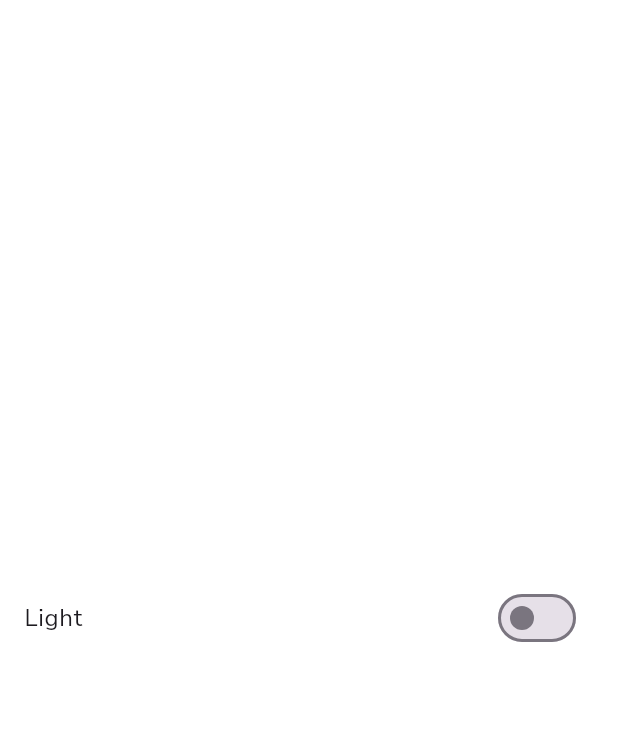
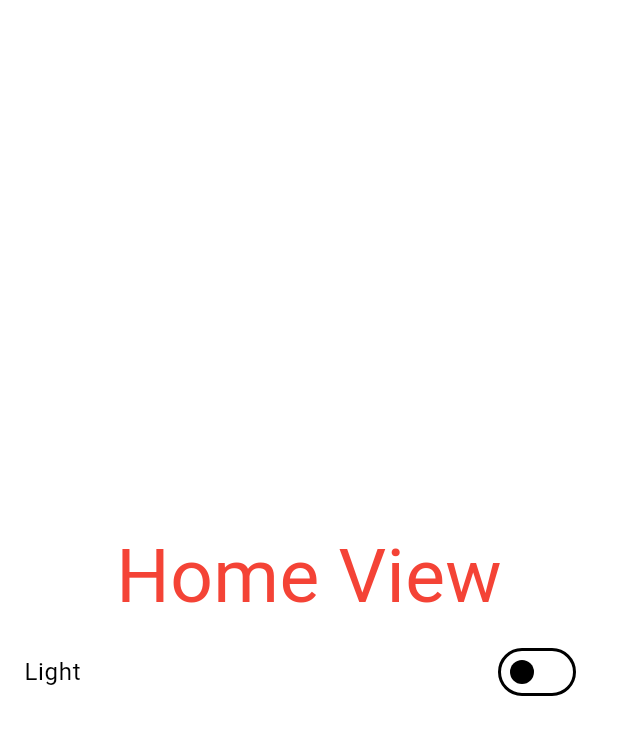
Before and after one commit to Crucialjun/declutter, a Flutter app: the screen it shows after launch, on a phone screen of 412 x 824 dp. Shown: the top 735 px of the screen. Run offline on Flutter 3.47's test engine with Material 3 defaults, Android fonts, the phone set to English and light mode, and no system bars; drawn by our look-alikes of dynamic_color; our stand-ins replace equatable, flutter_bloc, get_it, hive; accounts and stored records are empty.

Commit message:
Add DynamicColor plugin and update theme

```diff
--- a/lib/app.dart
+++ b/lib/app.dart
@@ -1,6 +1,8 @@
+import 'package:declutter/core/app_theme.dart';
 import 'package:declutter/core/bloc/main_bloc.dart';
 import 'package:declutter/features/home/home_view.dart';
-import 'package:declutter/core/theme.dart';
+
+import 'package:dynamic_color/dynamic_color.dart';
 import 'package:flutter/material.dart';
 import 'package:flutter_bloc/flutter_bloc.dart';
 
@@ -14,14 +16,21 @@ class MyApp extends StatelessWidget {
       create: (context) => MainBloc(),
       child: BlocBuilder<MainBloc, MainState>(
         builder: (context, state) {
-          return MaterialApp(
-              title: 'Flutter Demo',
-              debugShowCheckedModeBanner: false,
-              theme: state.isDarkTheme
-                  ? AppTheme.themeData(Brightness.dark)
-                  : AppTheme.themeData(Brightness.light),
-              darkTheme: AppTheme.themeData(Brightness.dark),
-              home: const HomeView());
+          return DynamicColorBuilder(
+            builder: (ColorScheme? lightDynamic, ColorScheme? darkDynamic) {
+              return MaterialApp(
+                  title: 'DeClutter',
+                  debugShowCheckedModeBanner: false,
+                  theme: state.isDarkTheme
+                      ? AppTheme.themeData(
+                          darkDynamic ?? const ColorScheme.dark())
+                      : AppTheme.themeData(
+                          lightDynamic ?? const ColorScheme.light()),
+                  darkTheme: AppTheme.themeData(
+                      darkDynamic ?? const ColorScheme.dark()),
+                  home: const HomeView());
+            },
+          );
         },
       ),
     );
--- /dev/null
+++ b/lib/core/app_theme.dart
@@ -0,0 +1,42 @@
+import 'dart:ui';
+
+import 'package:flutter/material.dart';
+import 'package:flutter/services.dart';
+
+class AppTheme {
+  AppTheme._();
+
+  static ThemeData themeData(
+    ColorScheme colorScheme,
+  ) =>
+      ThemeData(
+          //fontFamily: GoogleFonts.nunitoSans().fontFamily,
+          colorScheme: colorScheme,
+          appBarTheme: AppBarTheme(
+            backgroundColor: colorScheme.background,
+            elevation: 0,
+            scrolledUnderElevation: 0,
+            surfaceTintColor: colorScheme.background,
+            shadowColor: colorScheme.background,
+            iconTheme: IconThemeData(
+              color: colorScheme.onBackground,
+            ),
+            systemOverlayStyle: SystemUiOverlayStyle(
+              // Status bar color
+              statusBarColor: colorScheme.background,
+
+              // Status bar brightness (optional)
+              statusBarIconBrightness:
+                  colorScheme.brightness == Brightness.light
+                      ? Brightness.dark
+                      : Brightness.light, // For Android (dark icons)
+              statusBarBrightness: colorScheme.brightness == Brightness.light
+                  ? Brightness.dark
+                  : Brightness.light, // For iOS
+            ),
+          ),
+          useMaterial3: true,
+          textTheme: const TextTheme(
+            titleMedium: TextStyle(fontSize: 18),
+          ));
+}
--- a/lib/core/theme.dart
+++ /dev/null
@@ -1,50 +0,0 @@
-import 'package:declutter/constants/app_colors.dart';
-import 'package:flutter/material.dart';
-import 'package:flutter/services.dart';
-import 'package:google_fonts/google_fonts.dart';
-
-class AppTheme {
-  static ThemeData themeData(Brightness brightness) => ThemeData(
-      fontFamily: GoogleFonts.nunitoSans().fontFamily,
-      colorScheme: ColorScheme.fromSeed(
-        seedColor: AppColors.primary,
-        brightness: brightness,
-      ),
-      appBarTheme: AppBarTheme(
-        backgroundColor: brightness == Brightness.light
-            ? AppColors.lightScaffoldBackgroundColor
-            : AppColors.darkScaffoldBackgroundColor,
-        elevation: 0,
-        scrolledUnderElevation: 0,
-        surfaceTintColor: brightness == Brightness.light
-            ? AppColors.lightScaffoldBackgroundColor
-            : AppColors.darkScaffoldBackgroundColor,
-        shadowColor: brightness == Brightness.light
-            ? AppColors.lightScaffoldBackgroundColor
-            : AppColors.darkScaffoldBackgroundColor,
-        iconTheme: IconThemeData(
-          color: brightness == Brightness.light
-              ? AppColors.darkScaffoldBackgroundColor
-              : AppColors.lightScaffoldBackgroundColor,
-        ),
-        systemOverlayStyle: SystemUiOverlayStyle(
-          // Status bar color
-          statusBarColor: brightness == Brightness.light
-              ? AppColors.lightScaffoldBackgroundColor
-              : AppColors.darkScaffoldBackgroundColor,
-
-          // Status bar brightness (optional)
-          statusBarIconBrightness: brightness == Brightness.light
-              ? Brightness.dark
-              : Brightness.light, // For Android (dark icons)
-          statusBarBrightness: brightness == Brightness.light
-              ? Brightness.dark
-              : Brightness.light, // For iOS
-        ),
-      ),
-      useMaterial3: true,
-      scaffoldBackgroundColor: brightness == Brightness.light
-          ? AppColors.lightScaffoldBackgroundColor
-          : AppColors.darkScaffoldBackgroundColor,
-      brightness: brightness);
-}
--- a/lib/features/home/home_view.dart
+++ b/lib/features/home/home_view.dart
@@ -11,6 +11,10 @@ class HomeView extends StatelessWidget {
         body: Column(
       mainAxisAlignment: MainAxisAlignment.center,
       children: [
+        const Text(
+          "Home View",
+          style: TextStyle(fontSize: 50, color: Colors.red),
+        ),
         BlocBuilder<MainBloc, MainState>(
           builder: (context, state) {
             return SwitchListTile(
--- /dev/null
+++ b/lib/utils/widgets/subtitles_text.dart
@@ -0,0 +1,16 @@
+import 'package:flutter/material.dart';
+
+class SubtitleText extends StatelessWidget {
+  final String text;
+  final Color color;
+
+  const SubtitleText({super.key, required this.text, required this.color});
+
+  @override
+  Widget build(BuildContext context) {
+    return Text(
+      text,
+      style: TextStyle(color: color),
+    );
+  }
+}
--- a/pubspec.yaml
+++ b/pubspec.yaml
@@ -41,6 +41,7 @@ dependencies:
   get_it: ^7.6.4
   google_fonts: ^6.1.0
   equatable: ^2.0.5
+  dynamic_color: ^1.6.9
 
 dev_dependencies:
   flutter_test:
```
Also changed, not shown: pubspec.lock, 5 other files.
